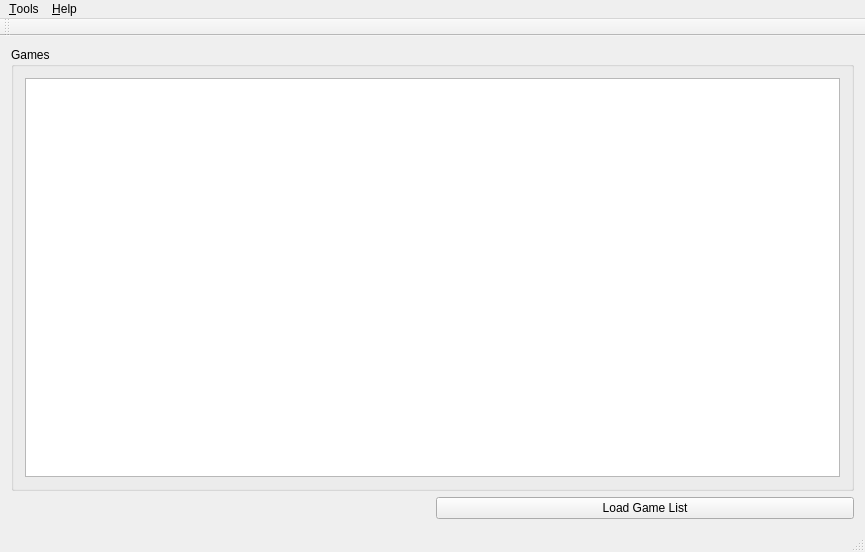
Above: src/mui_frontend/MainWindow.ui from IdleEngineers/MameUI before the change. Below: the same form after it.
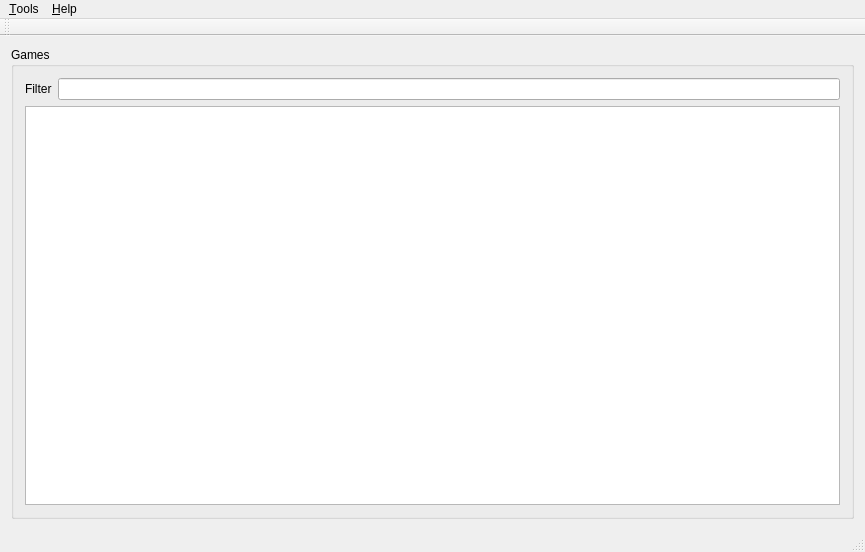
That is the form after the change.

Commit message: Cleaning up UI and adding game list filter

Diff of the .ui file:
```diff
--- a/src/mui_frontend/MainWindow.ui
+++ b/src/mui_frontend/MainWindow.ui
@@ -18,13 +18,6 @@
   </property>
   <widget class="QWidget" name="centralWidget">
    <layout class="QGridLayout" name="gridLayout_2">
-    <item row="1" column="1">
-     <widget class="QPushButton" name="Btn_LoadGames">
-      <property name="text">
-       <string>Load Game List</string>
-      </property>
-     </widget>
-    </item>
     <item row="0" column="0" colspan="2">
      <widget class="QGroupBox" name="groupBox">
       <property name="title">
@@ -32,6 +25,16 @@
       </property>
       <layout class="QGridLayout" name="gridLayout">
        <item row="0" column="0">
+        <widget class="QLabel" name="label">
+         <property name="text">
+          <string>Filter</string>
+         </property>
+        </widget>
+       </item>
+       <item row="0" column="1">
+        <widget class="QLineEdit" name="gameFilter"/>
+       </item>
+       <item row="1" column="0" colspan="2">
         <widget class="QListWidget" name="GameList"/>
        </item>
       </layout>
```
Left out of the diff: 6 changed lines with no effect on the pictures. The commit also changes 2 other files.
